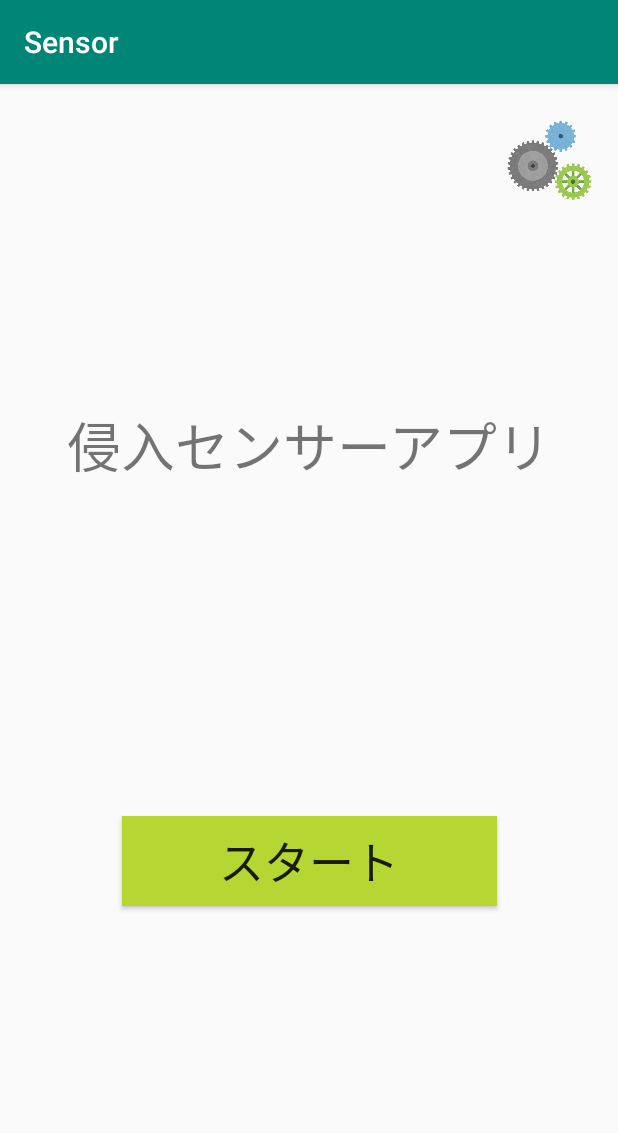
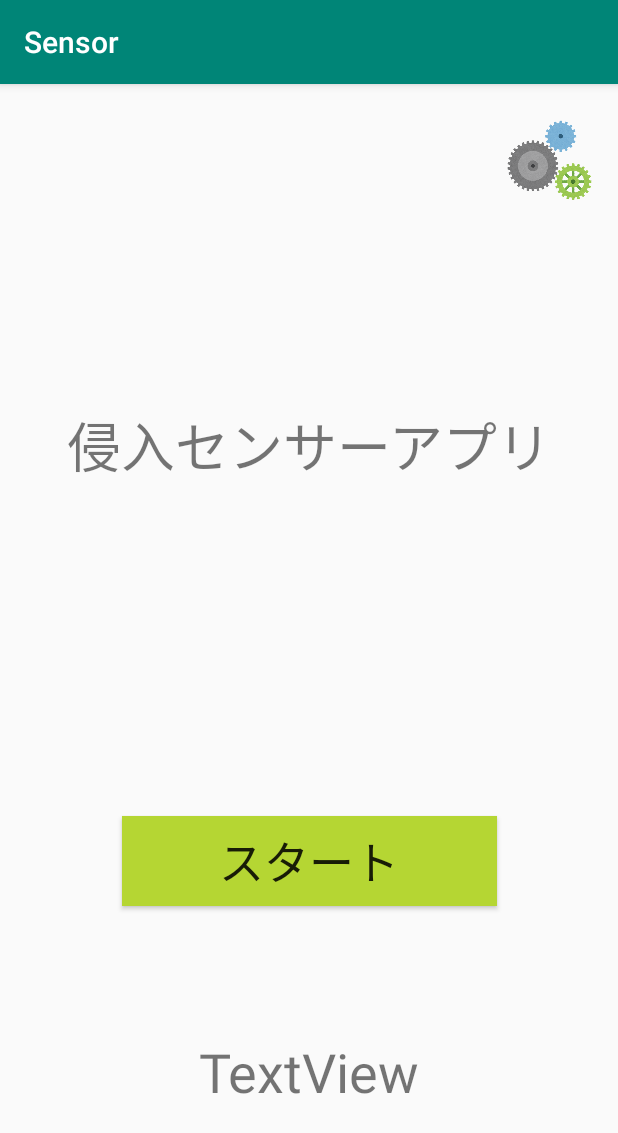
Before and after one commit to akkoIA/Sensor, an Android app: the screen it shows after launch (MainActivity), on a phone screen of 412 x 824 dp. Shown: the top 1133 px of the screen. Run offline under Robolectric (Android 15) with nearby library versions, the phone set to English and light mode, and no system bars; 2 statements that could not run were skipped.

Commit message:
加速度センサー取得、途中

```diff
--- a/app/build.gradle
+++ b/app/build.gradle
@@ -9,7 +9,7 @@ android {
     buildToolsVersion "30.0.2"
     defaultConfig {
         applicationId "com.example.sensor"
-        minSdkVersion 15
+        minSdkVersion 23
         targetSdkVersion 30
         versionCode 1
         versionName "1.0"
--- a/app/src/main/java/com/example/sensor/MainActivity.kt
+++ b/app/src/main/java/com/example/sensor/MainActivity.kt
@@ -1,13 +1,62 @@
 package com.example.sensor
 
+import android.content.Context
+import android.hardware.*
 import androidx.appcompat.app.AppCompatActivity
 import android.os.Bundle
+import android.widget.TextView
+import kotlinx.android.synthetic.main.activity_main.*
+import kotlin.properties.Delegates
 
+class MainActivity : AppCompatActivity(),SensorEventListener{
+    private var mManager: SensorManager by Delegates.notNull<SensorManager>()
+    private var mSensor: Sensor by Delegates.notNull<Sensor>()
 
-class MainActivity : AppCompatActivity() {
 
     override fun onCreate(savedInstanceState: Bundle?) {
         super.onCreate(savedInstanceState)
         setContentView(R.layout.activity_main)
+
+
+        mManager = getSystemService(Context.SENSOR_SERVICE) as SensorManager
+        //その他のセンサーを取得する場合には引数を違うものに変更する
+        mSensor = mManager.getDefaultSensor(Sensor.TYPE_ACCELEROMETER)
+
+
+
+        val sensorManager = getSystemService(Context.SENSOR_SERVICE) as SensorManager
+        val sensor: Sensor? = sensorManager.getDefaultSensor(Sensor.TYPE_ACCELEROMETER)
+
+
+
+
+
+        sensorManager.registerListener()
+    }
+
+    override fun onSensorChanged(event: SensorEvent?) {
+        val text = findViewById<TextView>(R.id.sensor)
+
+        //3つの値が配列で入ってくる
+        text("nullpo", "______")
+        //X軸方法
+        text("nullpo", event?.values!![0].toString())
+        //Y軸方法
+        text("nullpo", event?.values!![1].toString())
+        //Z軸方法
+        text("nullpo", event?.values!![2].toString())
+    }
+
+    override fun onAccuracyChanged(sensor: Sensor?, accuracy: Int) {
+    }
+
+    override fun onPause() {
+        super.onPause()
+        mManager.unregisterListener(this)
+    }
+
+    override fun onResume() {
+        super.onResume()
+        mManager.registerListener(this, mSensor, SensorManager.SENSOR_DELAY_UI)
     }
 }
--- a/app/src/main/res/layout/activity_main.xml
+++ b/app/src/main/res/layout/activity_main.xml
@@ -40,4 +40,15 @@
         app:layout_constraintEnd_toEndOf="parent"
         app:layout_constraintTop_toTopOf="parent"
         app:srcCompat="@drawable/gear" />
+
+    <TextView
+        android:id="@+id/sensor"
+        android:layout_width="wrap_content"
+        android:layout_height="wrap_content"
+        android:text="TextView"
+        android:textSize="36sp"
+        app:layout_constraintBottom_toBottomOf="parent"
+        app:layout_constraintEnd_toEndOf="parent"
+        app:layout_constraintStart_toStartOf="parent"
+        app:layout_constraintTop_toBottomOf="@+id/button" />
 </androidx.constraintlayout.widget.ConstraintLayout>
```
